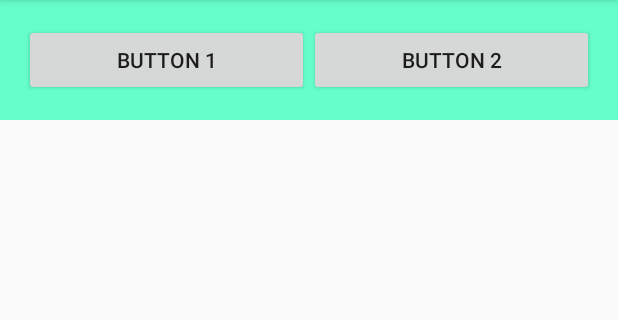
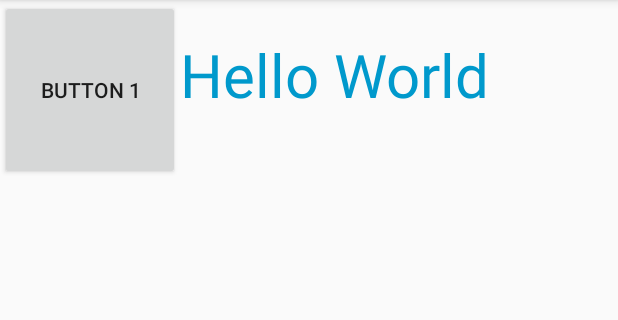
Before and after one commit to imfiroz/android-app-just-match, an Android app: the screen it shows after launch (MainActivity), on a phone screen of 412 x 824 dp, the part 84-404 px from its top. Run offline under Robolectric (Android 15) with nearby library versions, the phone set to English and light mode, and no system bars.

Commit message:
Layout Setting

```diff
--- a/app/src/main/res/layout/activity_main.xml
+++ b/app/src/main/res/layout/activity_main.xml
@@ -3,22 +3,17 @@
     xmlns:app="http://schemas.android.com/apk/res-auto"
     xmlns:tools="http://schemas.android.com/tools"
     android:layout_width="match_parent"
-    android:layout_height="wrap_content"
-    android:padding="16dp"
-    android:orientation="horizontal"
-    android:background="#66ffcc"
+    android:layout_height="match_parent"
     tools:context="co.gamespay.www.justmatch.MainActivity">
 
     <Button
-        android:layout_width="0dp"
+        android:layout_width="120dp"
+        android:layout_height="120dp"
+        android:text="Button 1"/>
+    <TextView
+        android:layout_width="wrap_content"
         android:layout_height="wrap_content"
-        android:layout_weight="50"
-        android:text="Button 1"/>
-
-    <Button
-        android:layout_width="0dp"
-        android:layout_height="wrap_content"
-        android:layout_weight="50"
-        android:text="Button 2" />
-
+        android:text="Hello World"
+        android:textSize="40sp"
+        android:textColor="#0099cc"/>
 </LinearLayout>
```
